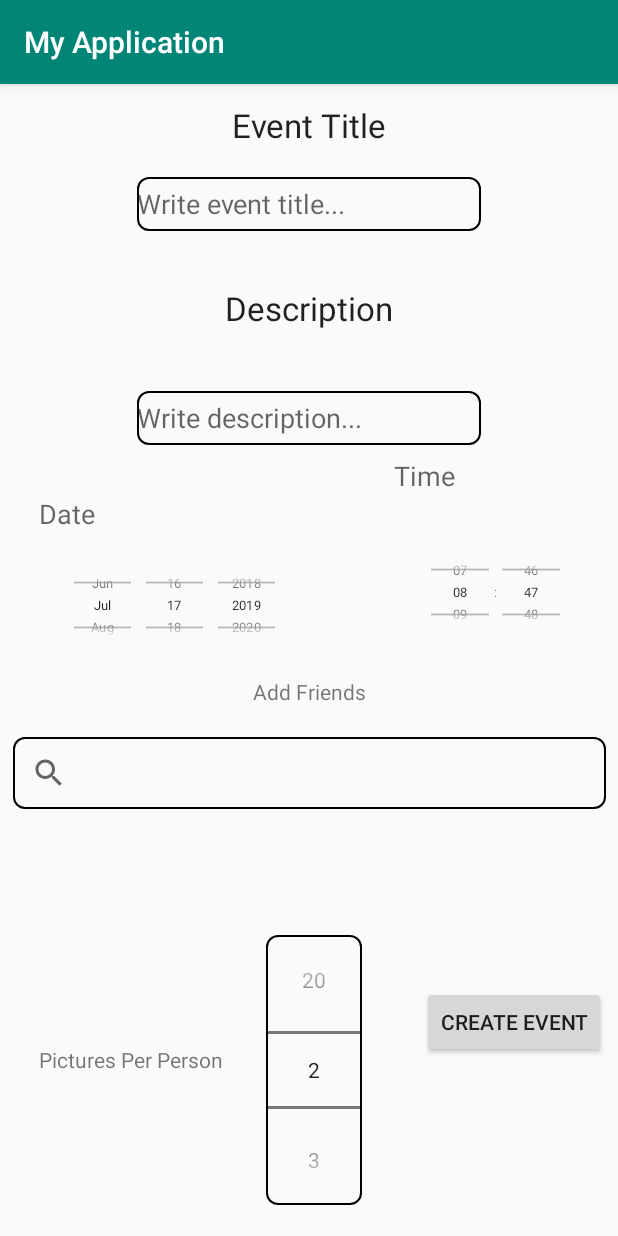
After one commit to team-law/team-project, an Android app: the fragment CreateEventFragment shown on its own in the app's theme, on a phone screen of 412 x 824 dp. The commit adds this screen. Run offline under Robolectric (Android 15) with nearby library versions, the phone set to English and light mode, and no system bars.

Commit message:
basic layout of create event fragment

```diff
--- /dev/null
+++ b/app/src/main/java/com/example/myapplication/Fragments/CreateEventFragment.java
@@ -0,0 +1,82 @@
+package com.example.myapplication.Fragments;
+
+import android.os.Build;
+import android.os.Bundle;
+import android.support.annotation.Nullable;
+import android.support.v4.app.Fragment;
+import android.view.LayoutInflater;
+import android.view.View;
+import android.view.ViewGroup;
+import android.widget.Button;
+import android.widget.DatePicker;
+import android.widget.EditText;
+import android.widget.NumberPicker;
+import android.widget.SearchView;
+import android.widget.TimePicker;
+import android.widget.Toast;
+
+import com.example.myapplication.R;
+
+public class CreateEventFragment extends Fragment {
+    private TimePicker picker;
+    private DatePicker datePicker;
+    private EditText etEventDescription;
+    private EditText etEventTitle;
+    private Button btnCreateEvent;
+    private SearchView sVAddFriends;
+    private NumberPicker numberPicker;
+
+    private int numPics = 2;
+
+
+
+    @Nullable
+    @Override
+    public View onCreateView(LayoutInflater inflater, ViewGroup parent, Bundle savedInstanceState) {
+        // Defines the xml file for the fragment
+        return inflater.inflate(R.layout.fragment_create_event, parent, false);
+    }
+
+    // This event is triggered soon after onCreateView().
+    // Any view setup should occur here.  E.g., view lookups and attaching view listeners.
+    @Override
+    public void onViewCreated(View view, Bundle savedInstanceState) {
+       super.onViewCreated(view, savedInstanceState);
+
+        picker = view.findViewById(R.id.timePicker1);
+        datePicker = view.findViewById(R.id.datePicker);
+        etEventDescription = view.findViewById(R.id.etDescription);
+        etEventTitle = view.findViewById(R.id.etEventTitle);
+        btnCreateEvent = view.findViewById(R.id.btnCreateEvent);
+        sVAddFriends = view.findViewById(R.id.svAddFriends);
+        numberPicker = view.findViewById(R.id.numberPicker);
+
+        //assigning the exact time for the event, to display later and add to event object
+        picker.setIs24HourView(true);
+        int hour, minute;
+        String am_pm;
+        hour = picker.getCurrentHour();
+        minute = picker.getCurrentMinute();
+        if(hour > 12) {
+            am_pm = "PM";
+            hour = hour - 12;
+        }
+        else {
+            am_pm="AM";
+        }
+
+        //adjust the number of pictures a user can choose
+        numberPicker.setMinValue(2);
+        numberPicker.setMaxValue(20);
+
+        numberPicker.setOnValueChangedListener(onValueChangeListener);
+    }
+
+    NumberPicker.OnValueChangeListener onValueChangeListener = new NumberPicker.OnValueChangeListener() {
+                @Override
+                public void onValueChange(NumberPicker numberPicker, int i, int i1) {
+                    //Toast.makeText(MainActivity.this, "selected number "+numberPicker.getValue(), Toast.LENGTH_SHORT);
+                    numPics = numberPicker.getValue();
+                }
+            };
+}
--- a/app/src/main/java/com/example/myapplication/Fragments/Fragment.java
+++ /dev/null
@@ -1,19 +0,0 @@
-package com.example.myapplication.Fragments;
-
-import android.os.Bundle;
-import android.support.annotation.NonNull;
-import android.support.annotation.Nullable;
-import android.view.LayoutInflater;
-import android.view.View;
-import android.view.ViewGroup;
-
-public abstract class Fragment {
-    // onCreateView method is called when Fragment should create its view object hierarchy,
-    // either dynamically or via XML layout inflation
-    @Nullable
-    public abstract View onCreateView(@NonNull LayoutInflater inflater, @Nullable ViewGroup container, @Nullable Bundle savedInstanceState);
-
-    // This event is triggered soon after onCreteView()
-    // Any view setup should occur here
-    public abstract void onViewCreated(@NonNull View view, @Nullable Bundle savedInstanceState);
-}
--- a/app/src/main/java/com/example/myapplication/LoginActivity.java
+++ b/app/src/main/java/com/example/myapplication/LoginActivity.java
@@ -1,5 +1,6 @@
 package com.example.myapplication;
 
+import android.app.Activity;
 import android.content.Intent;
 import android.os.Bundle;
 import android.support.annotation.NonNull;
@@ -68,6 +69,13 @@ public class LoginActivity extends AppCompatActivity {
                 Log.d(TAG, "facebook:onSuccess:" + loginResult);
                 // check login status
                 handleFacebookAccessToken(loginResult.getAccessToken());
+
+                //moves the user from the login screen to the home activity
+                final Intent intent = new Intent(LoginActivity.this, HomeActivity.class);
+                startActivity(intent);
+                finish();
+
+
             }
 
             @Override
--- /dev/null
+++ b/app/src/main/res/drawable/border.xml
@@ -0,0 +1,11 @@
+<?xml version="1.0" encoding="utf-8"?>
+<shape xmlns:android="http://schemas.android.com/apk/res/android">
+    <stroke
+        android:width="1dp"
+        android:color="@android:color/black"/>
+    <corners
+        android:bottomRightRadius="7dp"
+        android:bottomLeftRadius="7dp"
+        android:topRightRadius="7dp"
+        android:topLeftRadius="7dp"/>
+</shape>
--- /dev/null
+++ b/app/src/main/res/layout/fragment_create_event.xml
@@ -0,0 +1,221 @@
+<?xml version="1.0" encoding="utf-8"?>
+<android.support.constraint.ConstraintLayout xmlns:android="http://schemas.android.com/apk/res/android"
+    xmlns:app="http://schemas.android.com/apk/res-auto"
+    xmlns:tools="http://schemas.android.com/tools"
+    android:layout_width="match_parent"
+    android:layout_height="match_parent">
+
+    <EditText
+        android:id="@+id/etDescription"
+        android:layout_width="229dp"
+        android:layout_height="36dp"
+        android:layout_marginStart="8dp"
+        android:layout_marginLeft="8dp"
+        android:layout_marginEnd="8dp"
+        android:layout_marginRight="8dp"
+        android:layout_marginBottom="16dp"
+        android:background="@drawable/border"
+        android:hint="Write description..."
+        app:layout_constraintBottom_toTopOf="@+id/tvDate"
+        app:layout_constraintEnd_toEndOf="parent"
+        app:layout_constraintHorizontal_bias="0.5"
+        app:layout_constraintStart_toStartOf="parent"
+        app:layout_constraintTop_toBottomOf="@+id/tvEventDescription" />
+
+    <TextView
+        android:id="@+id/tvEventTitle"
+        android:layout_width="wrap_content"
+        android:layout_height="wrap_content"
+        android:layout_marginStart="8dp"
+        android:layout_marginLeft="8dp"
+        android:layout_marginEnd="8dp"
+        android:layout_marginRight="8dp"
+        android:layout_marginBottom="8dp"
+        android:text="Event Title"
+        android:textAppearance="@style/TextAppearance.AppCompat.Large"
+        app:layout_constraintBottom_toTopOf="@+id/etEventTitle"
+        app:layout_constraintEnd_toEndOf="parent"
+        app:layout_constraintHorizontal_bias="0.5"
+        app:layout_constraintStart_toStartOf="parent"
+        app:layout_constraintTop_toTopOf="parent"
+        app:layout_constraintVertical_bias="0.918" />
+
+    <TextView
+        android:id="@+id/tvEventDescription"
+        android:layout_width="wrap_content"
+        android:layout_height="wrap_content"
+        android:layout_marginStart="8dp"
+        android:layout_marginLeft="8dp"
+        android:layout_marginEnd="8dp"
+        android:layout_marginRight="8dp"
+        android:layout_marginBottom="28dp"
+        android:text="Description"
+        android:textAppearance="@style/TextAppearance.AppCompat.Large"
+        app:layout_constraintBottom_toTopOf="@+id/etDescription"
+        app:layout_constraintEnd_toEndOf="parent"
+        app:layout_constraintHorizontal_bias="0.5"
+        app:layout_constraintStart_toStartOf="parent"
+        app:layout_constraintTop_toBottomOf="@+id/etEventTitle" />
+
+    <EditText
+        android:id="@+id/etEventTitle"
+        android:layout_width="229dp"
+        android:layout_height="36dp"
+        android:layout_marginStart="8dp"
+        android:layout_marginLeft="8dp"
+        android:layout_marginEnd="8dp"
+        android:layout_marginRight="8dp"
+        android:layout_marginBottom="24dp"
+        android:background="@drawable/border"
+        android:hint="Write event title..."
+        app:layout_constraintBottom_toTopOf="@+id/tvEventDescription"
+        app:layout_constraintEnd_toEndOf="parent"
+        app:layout_constraintHorizontal_bias="0.5"
+        app:layout_constraintStart_toStartOf="parent"
+        app:layout_constraintTop_toBottomOf="@+id/tvEventTitle" />
+
+    <TextView
+        android:id="@+id/tvDate"
+        android:layout_width="wrap_content"
+        android:layout_height="wrap_content"
+        android:layout_marginStart="8dp"
+        android:layout_marginLeft="8dp"
+        android:layout_marginEnd="8dp"
+        android:layout_marginRight="8dp"
+        android:layout_marginBottom="8dp"
+        android:text="Date"
+        android:textAppearance="@style/TextAppearance.AppCompat.Medium"
+        app:layout_constraintBottom_toTopOf="@+id/datePicker"
+        app:layout_constraintEnd_toEndOf="parent"
+        app:layout_constraintHorizontal_bias="0.05"
+        app:layout_constraintStart_toStartOf="parent"
+        app:layout_constraintTop_toBottomOf="@+id/etDescription" />
+
+    <TextView
+        android:id="@+id/tvTime"
+        android:layout_width="134dp"
+        android:layout_height="29dp"
+        android:layout_marginStart="8dp"
+        android:layout_marginLeft="8dp"
+        android:layout_marginTop="8dp"
+        android:layout_marginEnd="8dp"
+        android:layout_marginRight="8dp"
+        android:layout_marginBottom="8dp"
+        android:text="Time"
+        android:textAppearance="@style/TextAppearance.AppCompat.Medium"
+        app:layout_constraintBottom_toTopOf="@+id/timePicker1"
+        app:layout_constraintEnd_toEndOf="parent"
+        app:layout_constraintHorizontal_bias="0.964"
+        app:layout_constraintStart_toEndOf="@+id/tvDate"
+        app:layout_constraintTop_toBottomOf="@+id/etDescription"
+        app:layout_constraintVertical_bias="0.928" />
+
+    <TextView
+        android:id="@+id/tvAddFriends"
+        android:layout_width="wrap_content"
+        android:layout_height="wrap_content"
+        android:layout_marginStart="8dp"
+        android:layout_marginLeft="8dp"
+        android:layout_marginEnd="8dp"
+        android:layout_marginRight="8dp"
+        android:layout_marginBottom="8dp"
+        android:text="Add Friends"
+        app:layout_constraintBottom_toTopOf="@+id/svAddFriends"
+        app:layout_constraintEnd_toEndOf="parent"
+        app:layout_constraintHorizontal_bias="0.5"
+        app:layout_constraintStart_toStartOf="parent"
+        app:layout_constraintTop_toBottomOf="@+id/datePicker" />
+
+    <TextView
+        android:id="@+id/tvPicturesPer"
+        android:layout_width="wrap_content"
+        android:layout_height="wrap_content"
+        android:layout_marginStart="8dp"
+        android:layout_marginLeft="8dp"
+        android:layout_marginEnd="8dp"
+        android:layout_marginRight="8dp"
+        android:layout_marginBottom="108dp"
+        android:text="Pictures Per Person"
+        app:layout_constraintBottom_toBottomOf="parent"
+        app:layout_constraintEnd_toStartOf="@+id/numberPicker"
+        app:layout_constraintHorizontal_bias="0.457"
+        app:layout_constraintStart_toStartOf="parent" />
+
+    <Button
+        android:id="@+id/btnCreateEvent"
+        android:layout_width="wrap_content"
+        android:layout_height="wrap_content"
+        android:layout_marginTop="8dp"
+        android:layout_marginEnd="8dp"
+        android:layout_marginRight="8dp"
+        android:layout_marginBottom="8dp"
+        android:text="Create Event"
+        app:layout_constraintBottom_toBottomOf="parent"
+        app:layout_constraintEnd_toEndOf="parent"
+        app:layout_constraintTop_toBottomOf="@+id/svAddFriends" />
+
+    <SearchView
+        android:id="@+id/svAddFriends"
+        android:layout_width="395dp"
+        android:layout_height="wrap_content"
+        android:layout_marginStart="8dp"
+        android:layout_marginLeft="8dp"
+        android:layout_marginEnd="8dp"
+        android:layout_marginRight="8dp"
+        android:layout_marginBottom="72dp"
+        android:background="@drawable/border"
+        app:defaultQueryHint="Search For Friends"
+        app:layout_constraintBottom_toTopOf="@+id/numberPicker"
+        app:layout_constraintEnd_toEndOf="parent"
+        app:layout_constraintHorizontal_bias="0.5"
+        app:layout_constraintStart_toStartOf="parent"
+        app:layout_constraintTop_toBottomOf="@+id/tvAddFriends"
+        app:queryHint="Search For Friends" />
+
+    <TimePicker
+        android:id="@+id/timePicker1"
+        android:layout_width="wrap_content"
+        android:layout_height="105dp"
+        android:layout_marginEnd="8dp"
+        android:layout_marginRight="8dp"
+        android:layout_marginBottom="4dp"
+        android:scaleX="0.60"
+        android:scaleY="0.60"
+        android:timePickerMode="spinner"
+        app:layout_constraintBottom_toTopOf="@+id/tvAddFriends"
+        app:layout_constraintEnd_toEndOf="parent"
+        app:layout_constraintHorizontal_bias="0.5"
+        app:layout_constraintStart_toEndOf="@+id/datePicker" />
+
+    <DatePicker
+        android:id="@+id/datePicker"
+        android:layout_width="wrap_content"
+        android:layout_height="105dp"
+        android:layout_marginStart="8dp"
+        android:layout_marginLeft="-50dp"
+        android:layout_marginTop="-30dp"
+        android:layout_marginRight="-50dp"
+        android:layout_marginBottom="-30dp"
+        android:calendarViewShown="false"
+        android:datePickerMode="spinner"
+        android:scaleX="0.60"
+        android:scaleY="0.60"
+        app:layout_constraintBottom_toTopOf="@+id/tvAddFriends"
+        app:layout_constraintEnd_toStartOf="@+id/timePicker1"
+        app:layout_constraintHorizontal_bias="0.5"
+        app:layout_constraintStart_toStartOf="parent"
+        app:layout_constraintTop_toBottomOf="@+id/tvDate" />
+
+    <NumberPicker
+        android:id="@+id/numberPicker"
+        android:layout_width="wrap_content"
+        android:layout_height="wrap_content"
+        android:layout_marginEnd="40dp"
+        android:layout_marginRight="40dp"
+        android:layout_marginBottom="8dp"
+        android:background="@drawable/border"
+        app:layout_constraintBottom_toBottomOf="parent"
+        app:layout_constraintEnd_toStartOf="@+id/btnCreateEvent"
+        app:layout_constraintTop_toBottomOf="@+id/svAddFriends" />
+
+</android.support.constraint.ConstraintLayout>
```
Also changed, not shown: 1 other file.
